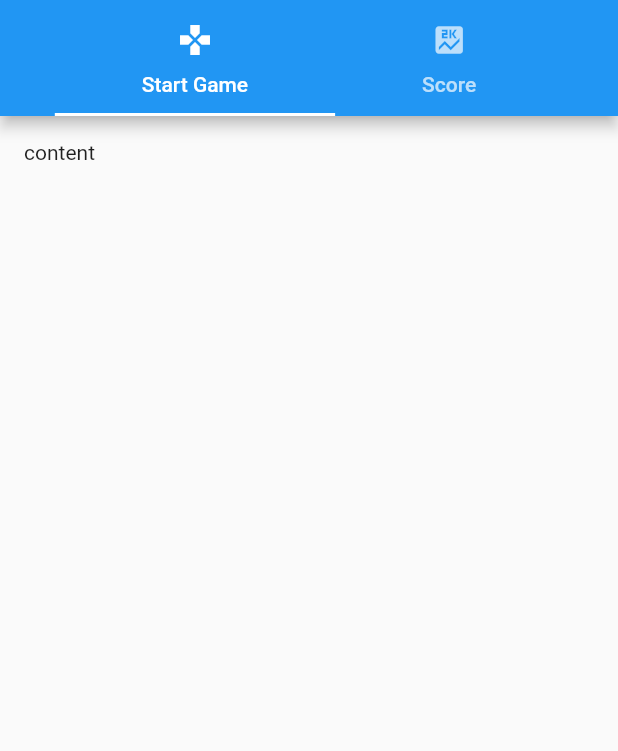
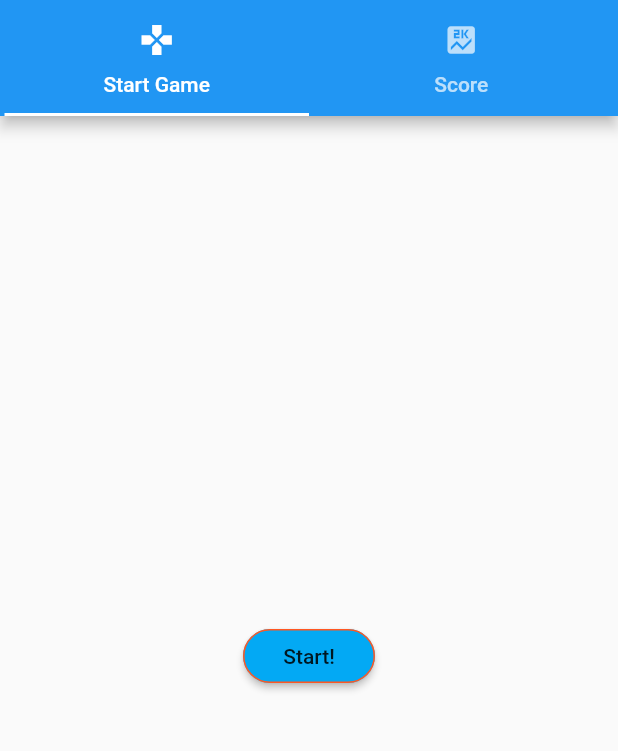
Before and after one commit to KonFr/TicTacToe, a Flutter app: the screen it shows after launch, on a phone screen of 412 x 824 dp, the part 40-791 px from its top. Run offline on Flutter 3.47's test engine with Material 2 defaults, Android fonts, the phone set to English and light mode, and no system bars.

Commit message:
Final commit

```diff
--- /dev/null
+++ b/lib/blocks/game_block.dart
@@ -0,0 +1,22 @@
+import 'package:flutter/material.dart';
+import '../models/game_ai.dart';
+
+class GameBlock extends ChangeNotifier {
+  GameAi _gameAi;
+
+  GameAi get ai => this._gameAi;
+
+  int playedGames = 0;
+  int playedWins = 0;
+  int playedLosses = 0;
+
+  stopGame() {
+    this._gameAi = null;
+  }
+
+  set startGame(bool value) {
+    this._gameAi = GameAi(this);
+    this._gameAi.gameStarted = true;
+    notifyListeners();
+  }
+}
--- a/lib/main.dart
+++ b/lib/main.dart
@@ -1,6 +1,10 @@
 import 'package:flutter/material.dart';
-import './models/GoPlanTab.dart';
+import 'package:flutter/services.dart';
+import 'package:provider/provider.dart';
+import './blocks/game_block.dart';
 import 'dart:async';
+import './widgets/main_window.dart';
+import './widgets/welcome_screen.dart';
 
 void main() {
   runApp(TicTacToeApp());
@@ -9,13 +13,20 @@ void main() {
 class TicTacToeApp extends StatelessWidget {
   @override
   Widget build(BuildContext context) {
-    return MaterialApp(
+    SystemChrome.setPreferredOrientations([
+      DeviceOrientation.portraitUp,
+      DeviceOrientation.portraitDown,
+    ]);
+    return ChangeNotifierProvider(
+      create: (context) => GameBlock(),
+      child: MaterialApp(
         title: 'Tic Tac Toe Demo',
         theme: ThemeData(
           primarySwatch: Colors.blue,
           visualDensity: VisualDensity.adaptivePlatformDensity,
         ),
         home: HomePage(title: 'Tic Tac Toe'),
+      ),
     );
   }
 }
@@ -29,64 +40,24 @@ class HomePage extends StatefulWidget {
 }
 
 class _HomePageState extends State<HomePage> {
-  bool _welcomeMessage = false;
-  static const List<GoPlanTab> _tabs = const <GoPlanTab>[
-    const GoPlanTab(title: "Start Game", icon: Icons.gamepad),
-    const GoPlanTab(title: "Score", icon: Icons.score),
-  ];
+  Widget _widget = WelcomeScreen();
 
   _welcomeCountdown() {
-    if (!_welcomeMessage) {
     Timer(Duration(seconds: 2), () {
       setState(() {
-          _welcomeMessage = true;
+        _widget = MainWindow(widget.title);
       });
     });
-    }
   }
 
   @override
   Widget build(BuildContext context) {
     _welcomeCountdown();
-    return _welcomeMessage
-        ? DefaultTabController(
-            length: 2,
-            child: Scaffold(
-              appBar: AppBar(
-                centerTitle: true,
-                title: Text(widget.title),
-                bottom: TabBar(
-                  isScrollable: true,
-                  tabs: _tabs.map((GoPlanTab tab) {
-                    return Container(
-                      margin: const EdgeInsets.only(left: 42, right: 42),
-                      child: Tab(
-                        text: tab.title,
-                        icon: Icon(tab.icon),
+    return AnimatedSwitcher(
+      duration: Duration(
+        milliseconds: 1200,
       ),
-                    );
-                  }).toList(),
-                ),
-              ),
-              body: TabBarView(
-                children: _tabs.map((GoPlanTab tab) {
-                  return Padding(
-                    padding: const EdgeInsets.all(16.0),
-                    child: Text("content"),
-                  );
-                }).toList(),
-              ),
-            ))
-        : Scaffold(
-            body: Center(
-              child: Text(
-                "Welcome to Goalplan Tic-Tac-Toe",
-                style: TextStyle(
-                  fontSize: 24,
-                  color: Colors.deepOrange,
-                ),
-              ),
-            ),
+      child: _widget,
     );
   }
 }
--- /dev/null
+++ b/lib/models/game_ai.dart
@@ -0,0 +1,116 @@
+import 'dart:async';
+import 'dart:math';
+
+import '../blocks/game_block.dart';
+
+class GameAi {
+  static const WIN_OPTIONS = [
+    [0, 1, 2],
+    [3, 4, 5],
+    [6, 7, 8],
+    [0, 3, 6],
+    [1, 4, 7],
+    [2, 5, 8],
+    [0, 4, 8],
+    [2, 4, 6],
+  ];
+
+  static const String _userSymbol = "O";
+  static const String _deviceSymbol = "X";
+
+  Map cells;
+  List<int> winningSequence = [];
+  bool gameStarted = false;
+  bool gameEnded = false;
+  bool usersTurn = false;
+  bool defeat = false;
+  bool win = false;
+  bool draw = false;
+  GameBlock _gameBlock;
+
+  GameAi(this._gameBlock) {
+    this.cells = {
+      0: "",
+      1: "",
+      2: "",
+      3: "",
+      4: "",
+      5: "",
+      6: "",
+      7: "",
+      8: "",
+    };
+
+    usersTurn = Random().nextBool();
+  }
+
+  usersMove(int idx) {
+    if (this.gameEnded) {
+      return;
+    }
+
+    this.cells[idx] = _userSymbol;
+
+    _moveWinsOrDraw(true);
+  }
+
+  deviceMove(Function callback) {
+    if (this.cells.containsValue("")) {
+      Timer(Duration(seconds: 1), () {
+        bool moveMade = false;
+        while (!moveMade) {
+          int rand = Random().nextInt(9);
+          if (this.cells[rand] == "") {
+            this.cells[rand] = _deviceSymbol;
+            moveMade = true;
+            this.usersTurn = true;
+
+            _moveWinsOrDraw(false);
+
+            callback();
+          }
+        }
+      });
+    }
+  }
+
+  _moveWinsOrDraw(bool isUsersMove) {
+    String symbol = isUsersMove ? _userSymbol :_deviceSymbol;
+    WIN_OPTIONS.forEach((winRow) {
+      int symbolsCount = 0;
+      winRow.forEach((element) {
+        if (this.cells[element] == symbol) {
+          symbolsCount++;
+        }
+
+        if (symbolsCount == 3) {
+          this.defeat = !isUsersMove;
+          this.win = isUsersMove;
+          this.gameEnded = true;
+          this.winningSequence = winRow;
+          _recordResult();
+
+          return;
+        }
+      });
+    });
+
+    if (!this.cells.containsValue("")) {
+      this.draw = true;
+      this.gameEnded = true;
+      _recordResult();
+    }
+  }
+
+_recordResult() {
+    this._gameBlock.playedGames++;
+
+    if (this.win) {
+      this._gameBlock.playedWins++;
+    }
+
+    if (this.defeat) {
+      this._gameBlock.playedLosses++;
+    }
+  }
+}
--- a/lib/models/GoPlanTab.dart
+++ b/lib/models/goplan_tab.dart
@@ -1,8 +1,9 @@
 import 'package:flutter/material.dart';
 
 class GoPlanTab {
-  const GoPlanTab({this.title, this.icon});
+  const GoPlanTab({this.title, this.icon, this.widget});
 
   final String title;
   final IconData icon;
+  final Widget widget;
 }
--- /dev/null
+++ b/lib/widgets/game_tab.dart
@@ -0,0 +1,39 @@
+import 'package:flutter/material.dart';
+import 'package:provider/provider.dart';
+import 'game_board.dart';
+import '../blocks/game_block.dart';
+
+class GameTab extends StatefulWidget {
+  @override
+  GameTabState createState() => GameTabState();
+}
+
+class GameTabState extends State<GameTab> {
+
+  resetGameBoard() {
+    setState(() {
+    });
+  }
+
+  @override
+  Widget build(BuildContext context) {
+    final GameBlock gameBlock = Provider.of<GameBlock>(context);
+    return (gameBlock.ai != null && gameBlock.ai.gameStarted)
+        ? GameBoard(this.resetGameBoard)
+        : Container(
+            child: Center(
+              child: RaisedButton(
+                child: Text("Start!"),
+                onPressed: () => {
+                  setState(() => {gameBlock.startGame = true}),
+                },
+                color: Colors.lightBlue,
+                shape: RoundedRectangleBorder(
+                  borderRadius: BorderRadius.circular(18.0),
+                  side: BorderSide(color: Colors.deepOrange),
+                ),
+              ),
+            ),
+          );
+  }
+}
--- /dev/null
+++ b/lib/widgets/main_window.dart
@@ -0,0 +1,48 @@
+import 'package:flutter/material.dart';
+import 'score_tab.dart';
+import 'game_tab.dart';
+import '../models/goplan_tab.dart';
+
+class MainWindow extends StatelessWidget {
+  final String mainWindowTitle;
+
+  static List<GoPlanTab> _tabs = <GoPlanTab>[
+    GoPlanTab(title: "Start Game", icon: Icons.gamepad, widget: GameTab()),
+    GoPlanTab(title: "Score", icon: Icons.score, widget: ScoreTab()),
+  ];
+
+  MainWindow(this.mainWindowTitle);
+
+  @override
+  Widget build(BuildContext context) {
+    return DefaultTabController(
+      length: 2,
+      child: Scaffold(
+        appBar: AppBar(
+          centerTitle: true,
+          title: Text(this.mainWindowTitle),
+          bottom: TabBar(
+            isScrollable: true,
+            tabs: _tabs.map((GoPlanTab tab) {
+              return Container(
+                width: (MediaQuery.of(context).size.width / 2) - 35,
+                child: Tab(
+                  text: tab.title,
+                  icon: Icon(tab.icon),
+                ),
+              );
+            }).toList(),
+          ),
+        ),
+        body: TabBarView(
+          children: _tabs.map((GoPlanTab tab) {
+            return Padding(
+              padding: const EdgeInsets.all(16.0),
+              child: tab.widget,
+            );
+          }).toList(),
+        ),
+      ),
+    );
+  }
+}
--- a/pubspec.yaml
+++ b/pubspec.yaml
@@ -23,6 +23,7 @@ environment:
 dependencies:
   flutter:
     sdk: flutter
+  provider:
 
 
   # The following adds the Cupertino Icons font to your application.
```
Also changed, not shown: lib/widgets/end_game_message.dart (added, +39 -0 lines), lib/widgets/game_board.dart (added, +136 -0 lines), lib/widgets/game_cell.dart (added, +74 -0 lines), lib/widgets/score_tab.dart (added, +56 -0 lines), lib/widgets/welcome_screen.dart (added, +30 -0 lines). Lines whose indentation alone changed are shown as unchanged.
